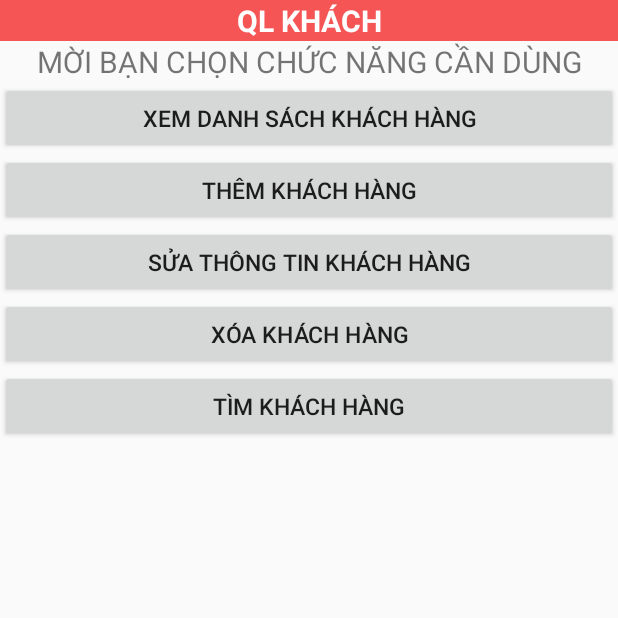
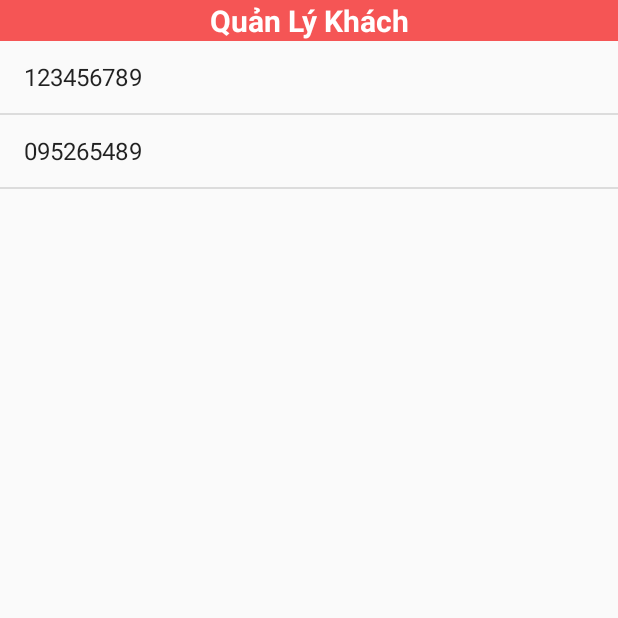
Before and after one commit to trvthanh/Android_QLKS, an Android app: the screen it shows after launch (QLKhachActivity), after a tap on "QL KHÁCH", on a phone screen of 412 x 824 dp, the top half of it. Run offline under Robolectric (Android 15) with nearby library versions, the phone set to English and light mode, and no system bars.

Commit message:
Tuan:Hien Thi Khach len listview

```diff
--- a/app/src/main/AndroidManifest.xml
+++ b/app/src/main/AndroidManifest.xml
@@ -21,7 +21,6 @@
         <activity android:name=".QLNVActivity" />
         <activity android:name=".QLPhongActivity" />
         <activity android:name=".ThemPhong"></activity>
-        <activity android:name=".XemDanhSachKhachHang"></activity>
     </application>
 
 </manifest>
--- a/app/src/main/java/com/trvthanh/qlks/Database.java
+++ b/app/src/main/java/com/trvthanh/qlks/Database.java
@@ -67,9 +67,9 @@ public class Database extends SQLiteOpenHelper {
 
     // Khach table create statement
     private static final String CREATE_TABLE_KHACH = "CREATE TABLE "
-            + TABLE_KHACH + " (" + KEY_CMNDKH + " INTEGER PRIMARY KEY," + KEY_TENKH
+            + TABLE_KHACH + " (" + KEY_CMNDKH + " TEXT PRIMARY KEY," + KEY_TENKH
             + " TEXT," + KEY_DCKH + " TEXT," + KEY_SDTKH
-            + " TEXT," + KEY_GIOITINHKH + " BOOLEAN"+ " )";
+            + " TEXT," + KEY_GIOITINHKH + " TEXT"+ " )";
 
     // Nhan Vien Table - column names
     private static final String KEY_MaNV   = "MaNV";
@@ -145,7 +145,8 @@ public class Database extends SQLiteOpenHelper {
         // looping through all rows and adding to list
         if (c.moveToFirst()) {
             do {
-                Phong p = new Phong();
+                Phong p;
+                p = new Phong();
                 p.setMaPhong(c.getInt((c.getColumnIndex(KEY_MAPHONG))));
                 p.setLoaiPhong(c.getString(c.getColumnIndex(KEY_LOAIPHONG)));
                 p.setMoTa(c.getString(c.getColumnIndex(KEY_MOTAPHONG)));
@@ -214,15 +215,35 @@ public class Database extends SQLiteOpenHelper {
         values.put(KEY_MOTADV, dv.getMoTaDV());
         values.put(KEY_DVT, dv.getDVT());
         values.put(KEY_GIADV,dv.getGia());
-
         // insert row
         long dv1 = db.insert(TABLE_DV, null, values);
-
         return dv1;
     }
     // ------------------------ Phương Thức của bảng Khach Hang ----------------//
+    //lay toan bo Khach
+    public List<Khach> LayKhach(){
+        List<Khach> laykhach=new ArrayList<Khach>();
+        String str="SELECT * FROM "+TABLE_KHACH;
+       // Log.e(LOG,str);
+        SQLiteDatabase db=this.getReadableDatabase();
+        Cursor c=db.rawQuery(str,null);
 
-    //Them 1 Khach hangf
+        if(c.moveToFirst()){
+            do {
+                Khach k = new Khach();
+                k.setCMND(c.getString(c.getColumnIndex(KEY_CMNDKH)));
+                k.setTen(c.getString(c.getColumnIndex(KEY_TENKH)));
+                k.setDiaChi(c.getString(c.getColumnIndex(KEY_DCKH)));
+                k.setSDT(c.getString(c.getColumnIndex(KEY_SDTKH)));
+                k.setGioiTinh(c.getString(c.getColumnIndex(KEY_GIOITINHKH)));
+
+                laykhach.add(k);
+            }while(c.moveToNext());
+        }
+        return laykhach;
+    }
+
+    //Them 1 Khach hang
     public long createKhach(Khach khach) {
         SQLiteDatabase db = this.getWritableDatabase();
 
@@ -233,8 +254,9 @@ public class Database extends SQLiteOpenHelper {
         values.put(KEY_SDTKH, khach.getSDT());
         values.put(KEY_GIOITINHKH,khach.getGioiTinh());
 
+
         // insert row
-        long k = db.insert(TABLE_PHONG, null, values);
+        long k = db.insert(TABLE_KHACH, null, values);
 
         return k;
     }
--- a/app/src/main/java/com/trvthanh/qlks/Khach.java
+++ b/app/src/main/java/com/trvthanh/qlks/Khach.java
@@ -1,11 +1,15 @@
 package com.trvthanh.qlks;
 
 public class Khach {
-    String CMND;
-    String Ten;
-    String DiaChi;
-    String SDT;
-    Boolean GioiTinh;
+    private String CMND;
+    private String Ten;
+    private String DiaChi;
+    private String SDT;
+    private String GioiTinh;
+
+    public Khach() {
+
+    }
 
     public String getCMND() {
         return CMND;
@@ -20,7 +24,7 @@ public class Khach {
     }
 
     public void setTen(String ten) {
-        Ten = ten;
+        this.Ten = ten;
     }
 
     public String getDiaChi() {
@@ -28,7 +32,7 @@ public class Khach {
     }
 
     public void setDiaChi(String diaChi) {
-        DiaChi = diaChi;
+        this.DiaChi = diaChi;
     }
 
     public String getSDT() {
@@ -39,19 +43,24 @@ public class Khach {
         this.SDT = SDT;
     }
 
-    public Boolean getGioiTinh() {
+    public String getGioiTinh() {
         return GioiTinh;
     }
 
-    public void setGioiTinh(Boolean gioiTinh) {
-        GioiTinh = gioiTinh;
+    public void setGioiTinh(String gioiTinh) {
+        this.GioiTinh = gioiTinh;
     }
 
-    public Khach(String CMND, String ten, String diaChi, String SDT, Boolean gioiTinh) {
+    public Khach(String CMND, String ten, String diaChi, String SDT, String gioiTinh) {
         this.CMND = CMND;
-        Ten = ten;
-        DiaChi = diaChi;
+        this.Ten = ten;
+        this.DiaChi = diaChi;
         this.SDT = SDT;
-        GioiTinh = gioiTinh;
+        this.GioiTinh = gioiTinh;
+    }
+
+    @Override
+    public String toString() {
+        return getCMND()+"";
     }
 }
--- a/app/src/main/java/com/trvthanh/qlks/MainActivity.java
+++ b/app/src/main/java/com/trvthanh/qlks/MainActivity.java
@@ -60,8 +60,8 @@ public class MainActivity extends Activity {
         db.createDV(dichVu2);
 
         //Tao Khach Hàng
-        Khach khach1 = new Khach("123456789", "Phạm Đức Tính", "123 đường abc", "0963123621", true);
-        Khach khach2 = new Khach("095265489", "Nguyễn Lê Thanh Tuấn", "456 đường xyz", "05665561", true);
+        Khach khach1 = new Khach("123456789", "Phạm Đức Tính", "123 đường abc", "0963123621", "Nam");
+        Khach khach2 = new Khach("095265489", "Nguyễn Lê Thanh Tuấn", "456 đường xyz", "05665561", "Nam");
         db.createKhach(khach1);
         db.createKhach(khach2);
 
--- a/app/src/main/java/com/trvthanh/qlks/QLKhachActivity.java
+++ b/app/src/main/java/com/trvthanh/qlks/QLKhachActivity.java
@@ -6,22 +6,42 @@ import android.os.Bundle;
 import android.app.Activity;
 import android.view.View;
 import android.view.Window;
+import android.widget.AdapterView;
+import android.widget.ArrayAdapter;
 import android.widget.Button;
+import android.widget.ListView;
+import android.widget.Toast;
+
+import java.util.ArrayList;
 
 public class QLKhachActivity extends Activity {
-    private Button btnXemDanhSachKhachHang;
+    private ArrayList<Khach> Laykhach;
+    Database db;
+    private ListView lv;
+    private ArrayAdapter<Khach> Adapter;
+
     @Override
     protected void onCreate(Bundle savedInstanceState) {
         super.onCreate(savedInstanceState);
         this.requestWindowFeature(Window.FEATURE_NO_TITLE);
         setContentView(R.layout.qlkhach_layout);
 
-        btnXemDanhSachKhachHang=(Button)findViewById(R.id.btnDanhSachKhachHang);
-        btnXemDanhSachKhachHang.setOnClickListener(new View.OnClickListener() {
+
+        //lay tat ca khach
+
+        db=new Database(getApplicationContext());
+        Laykhach=new ArrayList<>();
+        Laykhach.addAll(db.LayKhach());
+        lv=(ListView)findViewById(R.id.listview1);
+        Adapter = new ArrayAdapter<>(this, android.R.layout.simple_list_item_1, Laykhach);
+        lv.setAdapter(Adapter);
+        Toast.makeText(getApplicationContext(),Laykhach.size()+"",Toast.LENGTH_LONG).show();
+
+
+        lv.setOnItemClickListener(new AdapterView.OnItemClickListener() {
             @Override
-            public void onClick(View v) {
-                Intent intent=new Intent(QLKhachActivity.this,XemDanhSachKhachHang.class);
-                startActivity(intent);
+            public void onItemClick(AdapterView<?> parent, View view, int position, long id) {
+                Toast.makeText(getApplicationContext(),Laykhach.get(position).getCMND()+"",Toast.LENGTH_LONG).show();;
             }
         });
     }
--- a/app/src/main/java/com/trvthanh/qlks/XemDanhSachKhachHang.java
+++ /dev/null
@@ -1,13 +0,0 @@
-package com.trvthanh.qlks;
-
-import android.support.v7.app.AppCompatActivity;
-import android.os.Bundle;
-
-public class XemDanhSachKhachHang extends AppCompatActivity {
-
-    @Override
-    protected void onCreate(Bundle savedInstanceState) {
-        super.onCreate(savedInstanceState);
-        setContentView(R.layout.xem_danh_sach_khach_hang);
-    }
-}
--- a/app/src/main/res/layout/qlkhach_layout.xml
+++ b/app/src/main/res/layout/qlkhach_layout.xml
@@ -7,52 +7,14 @@
     android:layout_height="match_parent"
     android:orientation="vertical"
     tools:context=".QLKhachActivity">
+
     <TextView
-        android:id="@+id/txtKhach"
+        android:id="@+id/txtPhong"
         style="@style/header"
-        android:text="QL KHÁCH"
-        android:layout_gravity="center"
-        />
-    <LinearLayout
+        android:text="Quản Lý Khách"
+        android:layout_gravity="center"/>
+    <ListView
+        android:id="@+id/listview1"
         android:layout_width="match_parent"
-        android:layout_height="match_parent"
-        android:orientation="vertical">
-        <TextView
-            android:layout_width="match_parent"
-            android:layout_height="wrap_content"
-            android:text="MỜI BẠN CHỌN CHỨC NĂNG CẦN DÙNG"
-            android:gravity="center"
-            android:textSize="20dp"/>
-        <Button
-            android:layout_width="match_parent"
-            android:layout_height="wrap_content"
-            android:text="Xem Danh Sách Khách hàng"
-            android:textSize="15dp"
-            android:id="@+id/btnDanhSachKhachHang"/>
-        <Button
-            android:layout_width="match_parent"
-            android:layout_height="wrap_content"
-            android:text="Thêm Khách hàng"
-            android:textSize="15dp"
-            android:id="@+id/btnThemKhachHang"/>
-        <Button
-            android:layout_width="match_parent"
-            android:layout_height="wrap_content"
-            android:text="Sửa thông tin khách hàng"
-            android:textSize="15dp"
-            android:id="@+id/btnSuaKhachHang"/>
-        <Button
-            android:layout_width="match_parent"
-            android:layout_height="wrap_content"
-            android:text="Xóa khách hàng"
-            android:textSize="15dp"
-            android:id="@+id/btnXoaKhachHang"/>
-        <Button
-            android:layout_width="match_parent"
-            android:layout_height="wrap_content"
-            android:text="Tìm khách hàng"
-            android:textSize="15dp"
-            android:id="@+id/btnTimKhachHang"/>
-    </LinearLayout>
-
+        android:layout_height="match_parent" />
 </LinearLayout>
--- a/app/src/main/res/layout/xem_danh_sach_khach_hang.xml
+++ /dev/null
@@ -1,14 +0,0 @@
-<?xml version="1.0" encoding="utf-8"?>
-<android.support.constraint.ConstraintLayout xmlns:android="http://schemas.android.com/apk/res/android"
-    xmlns:app="http://schemas.android.com/apk/res-auto"
-    xmlns:tools="http://schemas.android.com/tools"
-    android:layout_width="match_parent"
-    android:layout_height="match_parent"
-    tools:context=".XemDanhSachKhachHang">
-    <TextView
-        android:id="@+id/txtDanhSachKhachHang"
-        style="@style/header"
-        android:text="Danh Sách Khách Hàng"
-        android:layout_gravity="center" />
-
-</android.support.constraint.ConstraintLayout>
```
